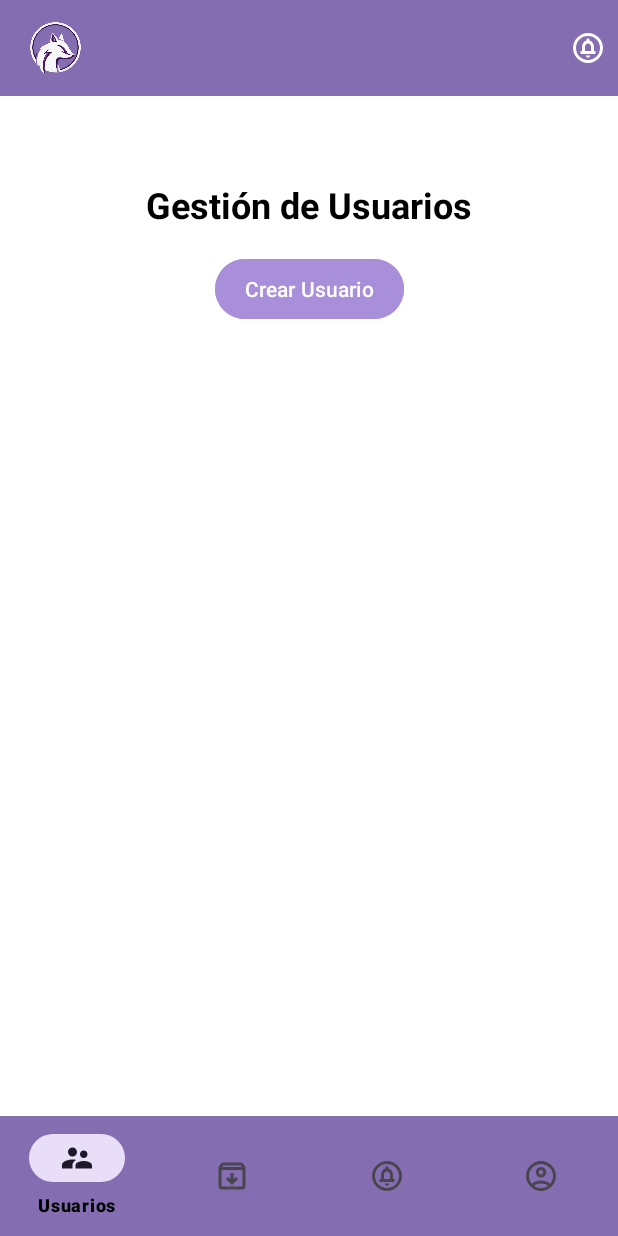
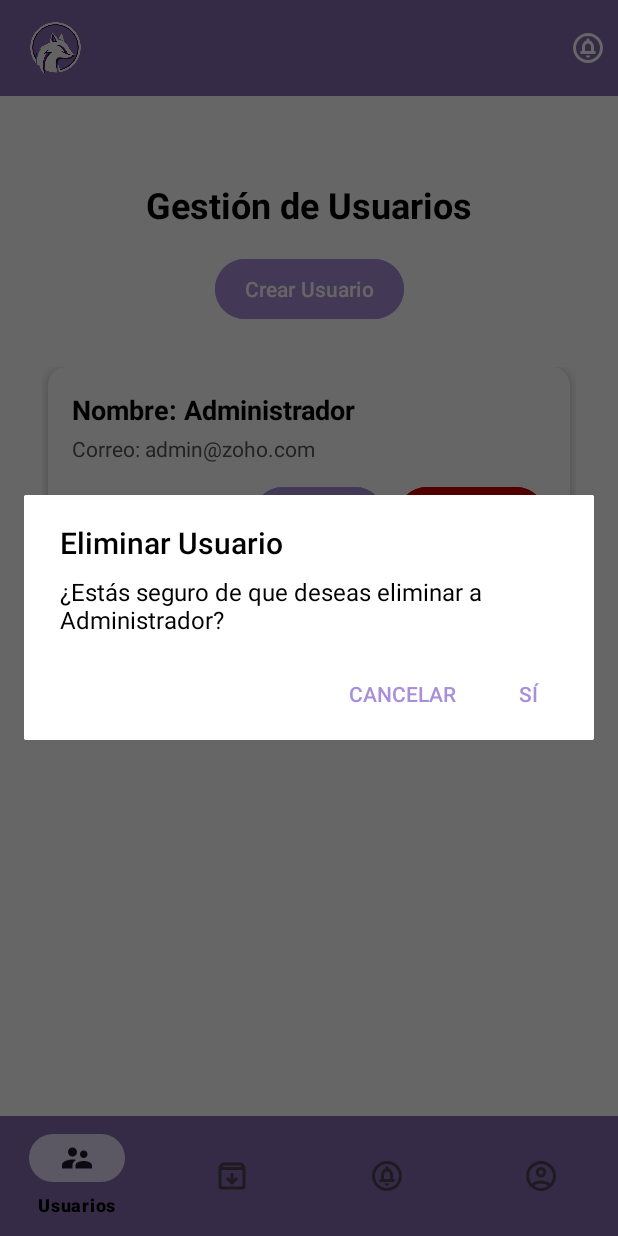
Before and after one commit to Brend706/Zoho-Inventory-App, an Android app: the UsuariosFragment screen opened directly, with no data from a screen before it, after a tap on "Eliminar", on a phone screen of 412 x 824 dp. Run offline under Robolectric (Android 15) with nearby library versions, the phone set to English and light mode, and no system bars; our stand-ins replace Room's generated code, navigation-ui.

Commit message:
Agregue una alerta para cuando eliminen un usuario, le rpegunte si esta seguro o no

```diff
--- a/app/src/main/java/com/zoho/inventarioapp/ui/usuarios/UsuariosFragment.kt
+++ b/app/src/main/java/com/zoho/inventarioapp/ui/usuarios/UsuariosFragment.kt
@@ -71,7 +71,9 @@ class UsuariosFragment : Fragment() {
 
         // Listeners
         btnEditar.setOnClickListener { mostrarDialogoEditarUsuario(usuario) }
-        btnEliminar.setOnClickListener { viewModel.eliminarUsuario(usuario) }
+        btnEliminar.setOnClickListener {
+            eliminarUsuarioConConfirmacion(usuario)
+        }
 
         // Agregamos el CardView al contenedor
         contenedorUsuarios.addView(card)
@@ -143,4 +145,29 @@ class UsuariosFragment : Fragment() {
             setTextColor(resources.getColor(R.color.morado_suave))
         }
     }
+
+    private fun eliminarUsuarioConConfirmacion(usuario: Usuario) {
+        val dialog = AlertDialog.Builder(requireContext(), R.style.EstiloDialog)
+            .setTitle("Eliminar Usuario")
+            .setMessage("¿Estás seguro de que deseas eliminar a ${usuario.nombre}?")
+            .setPositiveButton("Sí") { _, _ ->
+                viewModel.eliminarUsuario(usuario)
+            }
+            .setNegativeButton("Cancelar", null)
+            .create()
+
+        dialog.show()
+
+        // Botones personalizados
+        dialog.getButton(AlertDialog.BUTTON_POSITIVE).apply {
+            setTextColor(resources.getColor(R.color.morado_mas_suave))
+            setBackgroundColor(android.graphics.Color.TRANSPARENT)
+        }
+
+        dialog.getButton(AlertDialog.BUTTON_NEGATIVE).apply {
+            setTextColor(resources.getColor(R.color.morado_mas_suave))
+            setBackgroundColor(android.graphics.Color.TRANSPARENT)
+        }
+    }
+
 }
```
